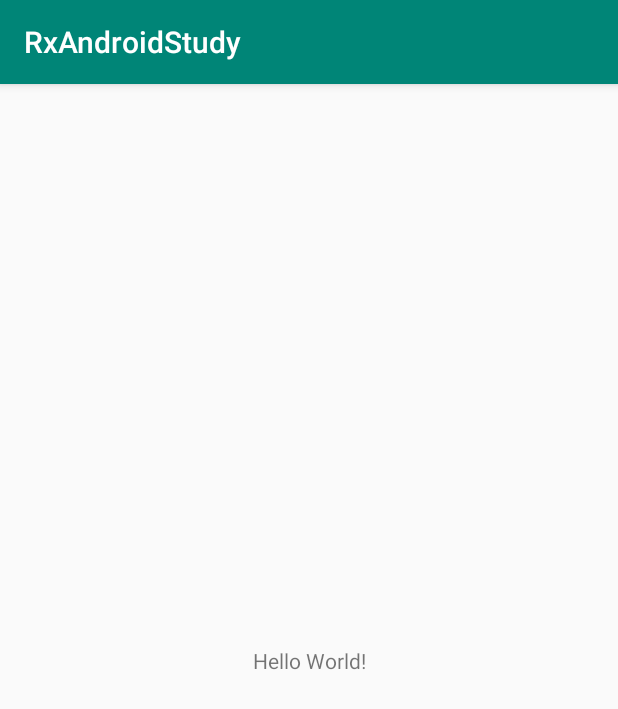
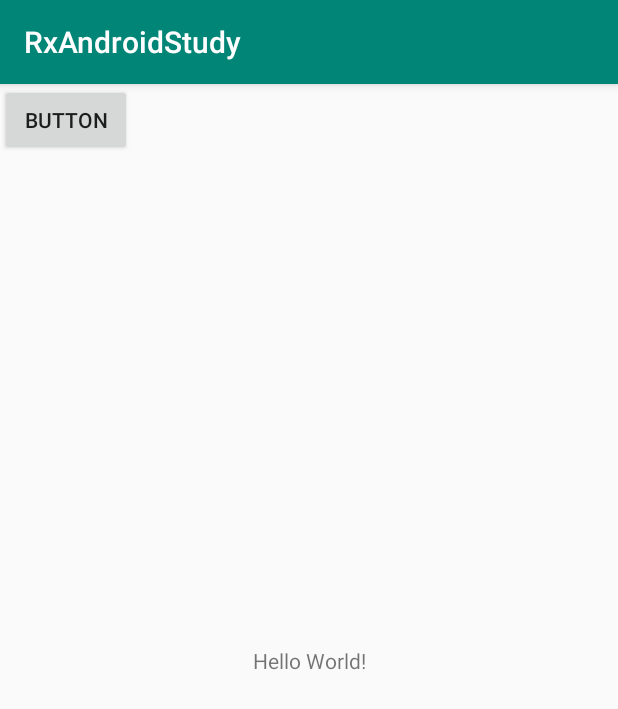
Before and after one commit to Gloomyer/RxAndroidStudy, an Android app: the screen it shows after launch (MainActivity), on a phone screen of 412 x 824 dp. Shown: the top 709 px of the screen. Run offline under Robolectric (Android 15) with nearby library versions, the phone set to English and light mode, and no system bars.

Commit message:
rx 下载显示图片

```diff
--- a/app/src/main/AndroidManifest.xml
+++ b/app/src/main/AndroidManifest.xml
@@ -1,7 +1,7 @@
 <?xml version="1.0" encoding="utf-8"?>
 <manifest xmlns:android="http://schemas.android.com/apk/res/android"
     package="com.gloomyer.rxandroidstudy">
-
+    <uses-permission android:name="android.permission.INTERNET" />
     <application
         android:allowBackup="true"
         android:icon="@mipmap/ic_launcher"
@@ -16,6 +16,8 @@
                 <category android:name="android.intent.category.LAUNCHER" />
             </intent-filter>
         </activity>
+
+        <activity android:name="com.gloomyer.rx_asynctask.RxAsyncTaskAct" />
     </application>
 
 </manifest>
--- a/app/src/main/res/layout/activity_main.xml
+++ b/app/src/main/res/layout/activity_main.xml
@@ -15,4 +15,14 @@
         app:layout_constraintRight_toRightOf="parent"
         app:layout_constraintTop_toTopOf="parent" />
 
+    <Button
+        android:id="@+id/button"
+        android:layout_width="wrap_content"
+        android:layout_height="wrap_content"
+        android:text="Button"
+        android:onClick="next"
+        tools:layout_editor_absoluteX="154dp"
+        tools:layout_editor_absoluteY="286dp"
+        tools:ignore="MissingConstraints" />
+
 </android.support.constraint.ConstraintLayout>
```
Also changed, not shown: app/src/main/java/com/gloomyer/rx_asynctask/RxAsyncTaskAct.java (added, +112 -0 lines), app/src/main/java/com/gloomyer/rxandroidstudy/MainActivity.java (+8 -0 lines), app/src/main/res/layout/activity_rx_asynctask.xml (added, +17 -0 lines).
